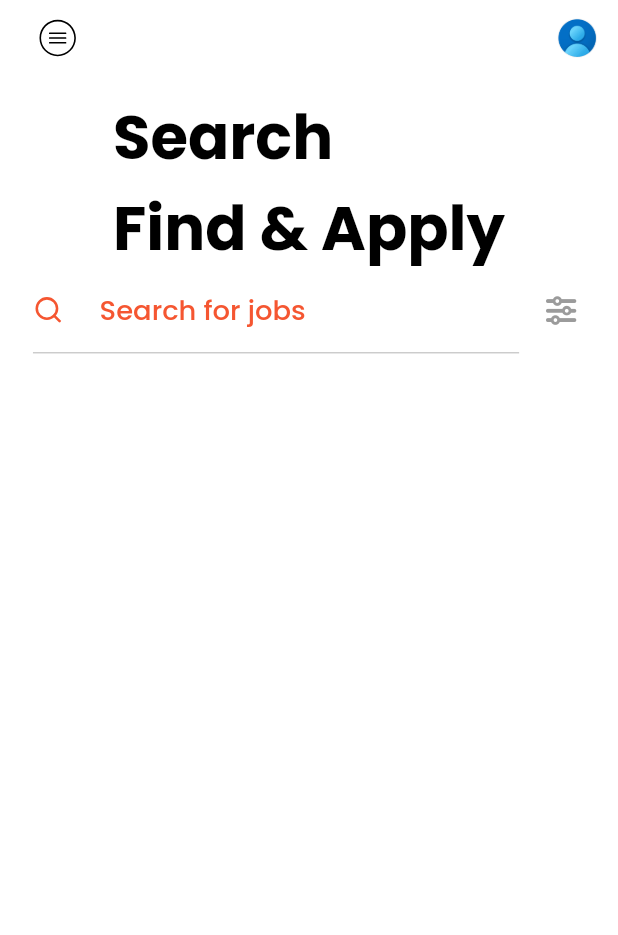
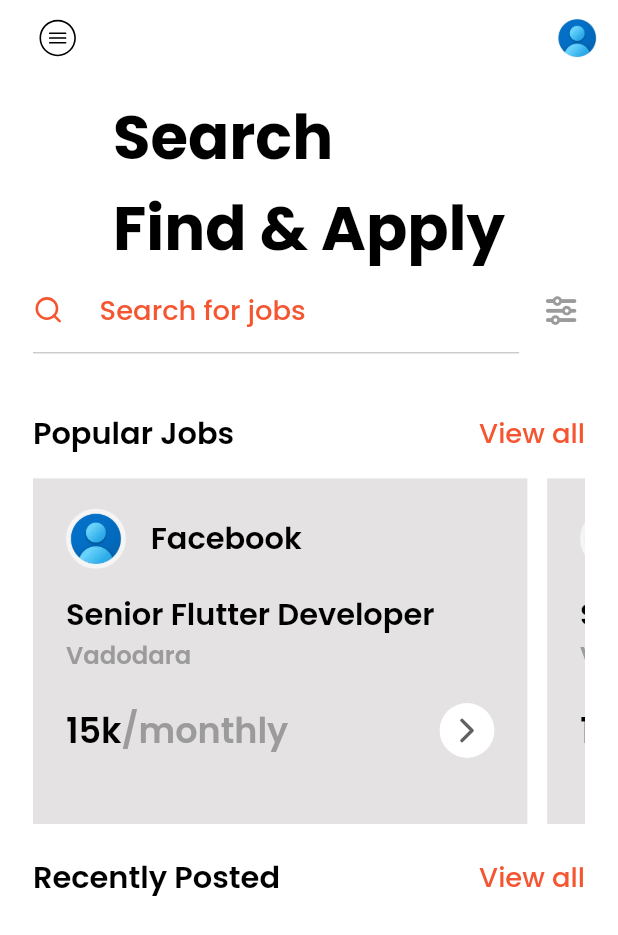
Before and after one commit to banku27/job-finder-NodeJS-MongoDB, a Flutter app: the HomePage screen opened directly, on a phone screen of 412 x 824 dp. Shown: the top 935 px of the screen. Run offline on Flutter 3.47's test engine with Material 2 defaults, Android fonts, the phone set to English and light mode, and no system bars; our stand-ins replace flutter_animate, flutter_screenutil, flutter_svg, flutter_vector_icons, flutter_zoom_drawer, get and 5 more; accounts and stored records are empty.

Commit message:
listview widget horizontal tile view jobs

```diff
--- a/lib/views/common/heading_widget.dart
+++ b/lib/views/common/heading_widget.dart
@@ -1,10 +1,32 @@
 import 'package:flutter/material.dart';
+import 'package:job_finder/views/common/app_style.dart';
+import 'package:job_finder/views/common/reusable_text.dart';
+
+import '../../constants/app_constants.dart';
 
 class HeadingWidget extends StatelessWidget {
-  const HeadingWidget({super.key});
+  final void Function()? onTap;
+  final String text;
+  const HeadingWidget({super.key, this.onTap, required this.text});
 
   @override
   Widget build(BuildContext context) {
-    return Container();
+    return Row(
+      mainAxisAlignment: MainAxisAlignment.spaceBetween,
+      crossAxisAlignment: CrossAxisAlignment.center,
+      children: [
+        ReusableText(
+          text: text,
+          style: appstyle(20, Color(kDark.value), FontWeight.w600),
+        ),
+        GestureDetector(
+          onTap: onTap,
+          child: ReusableText(
+            text: 'View all',
+            style: appstyle(18, Color(kOrange.value), FontWeight.w500),
+          ),
+        ),
+      ],
+    );
   }
 }
--- a/lib/views/ui/homepage.dart
+++ b/lib/views/ui/homepage.dart
@@ -4,9 +4,11 @@ import 'package:get/get.dart';
 import 'package:job_finder/constants/app_constants.dart';
 import 'package:job_finder/views/common/app_bar.dart';
 import 'package:job_finder/views/common/app_style.dart';
+import 'package:job_finder/views/common/heading_widget.dart';
 import 'package:job_finder/views/common/height_spacer.dart';
 import 'package:job_finder/views/common/search.dart';
 import 'package:job_finder/views/ui/drawer/drawer_widget.dart';
+import 'package:job_finder/views/ui/jobs/widgets/horizontal_tile.dart';
 import 'package:job_finder/views/ui/search/searchpage.dart';
 
 class HomePage extends StatefulWidget {
@@ -55,6 +57,28 @@ class _HomePageState extends State<HomePage> {
                       Get.to(() => const SearchPage());
                     },
                   ),
+                  const HeightSpacer(size: 30),
+                  HeadingWidget(
+                    text: 'Popular Jobs',
+                    onTap: () {},
+                  ),
+                  const HeightSpacer(size: 15),
+                  SizedBox(
+                    height: hieght * 0.28,
+                    child: ListView.builder(
+                        scrollDirection: Axis.horizontal,
+                        itemCount: 4,
+                        itemBuilder: (_, index) {
+                          return JobHorizontalTile(
+                            onTap: () {},
+                          );
+                        }),
+                  ),
+                  const HeightSpacer(size: 20),
+                  HeadingWidget(
+                    text: 'Recently Posted',
+                    onTap: () {},
+                  ),
                 ],
               ),
             ),
--- a/lib/views/ui/jobs/widgets/horizontal_tile.dart
+++ b/lib/views/ui/jobs/widgets/horizontal_tile.dart
@@ -1,10 +1,77 @@
 import 'package:flutter/material.dart';
+import 'package:flutter_screenutil/flutter_screenutil.dart';
+import 'package:flutter_vector_icons/flutter_vector_icons.dart';
+import 'package:job_finder/views/common/exports.dart';
+import 'package:job_finder/views/common/height_spacer.dart';
+import 'package:job_finder/views/common/width_spacer.dart';
 
 class JobHorizontalTile extends StatelessWidget {
-  const JobHorizontalTile({super.key});
+  final void Function()? onTap;
+  const JobHorizontalTile({super.key, this.onTap});
 
   @override
   Widget build(BuildContext context) {
-    return Container();
+    return GestureDetector(
+      onTap: onTap,
+      child: Padding(
+        padding: EdgeInsets.only(right: 12.w),
+        child: Container(
+          padding: EdgeInsets.symmetric(horizontal: 20.w, vertical: 20.h),
+          width: width * 0.8,
+          height: hieght * 0.27,
+          color: Color(kLightGrey.value),
+          child: Column(
+            crossAxisAlignment: CrossAxisAlignment.start,
+            children: [
+              Row(
+                children: [
+                  const CircleAvatar(
+                    backgroundImage: AssetImage('assets/images/user.png'),
+                  ),
+                  const WidthSpacer(size: 15),
+                  ReusableText(
+                      text: 'Facebook',
+                      style: appstyle(20, Color(kDark.value), FontWeight.w600))
+                ],
+              ),
+              const HeightSpacer(size: 15),
+              ReusableText(
+                text: 'Senior Flutter Developer',
+                style: appstyle(20, Color(kDark.value), FontWeight.w600),
+              ),
+              ReusableText(
+                text: 'Vadodara',
+                style: appstyle(16, Color(kDarkGrey.value), FontWeight.w600),
+              ),
+              const HeightSpacer(size: 20),
+              Row(
+                mainAxisAlignment: MainAxisAlignment.spaceBetween,
+                children: [
+                  Row(
+                    children: [
+                      ReusableText(
+                        text: '15k',
+                        style:
+                            appstyle(23, Color(kDark.value), FontWeight.w600),
+                      ),
+                      ReusableText(
+                        text: '/monthly',
+                        style: appstyle(
+                            23, Color(kDarkGrey.value), FontWeight.w600),
+                      ),
+                    ],
+                  ),
+                  CircleAvatar(
+                    radius: 18.r,
+                    backgroundColor: Color(kLight.value),
+                    child: const Icon(Ionicons.chevron_forward),
+                  )
+                ],
+              ),
+            ],
+          ),
+        ),
+      ),
+    );
   }
 }
```
Also changed, not shown: pubspec.lock, 1 other file.
